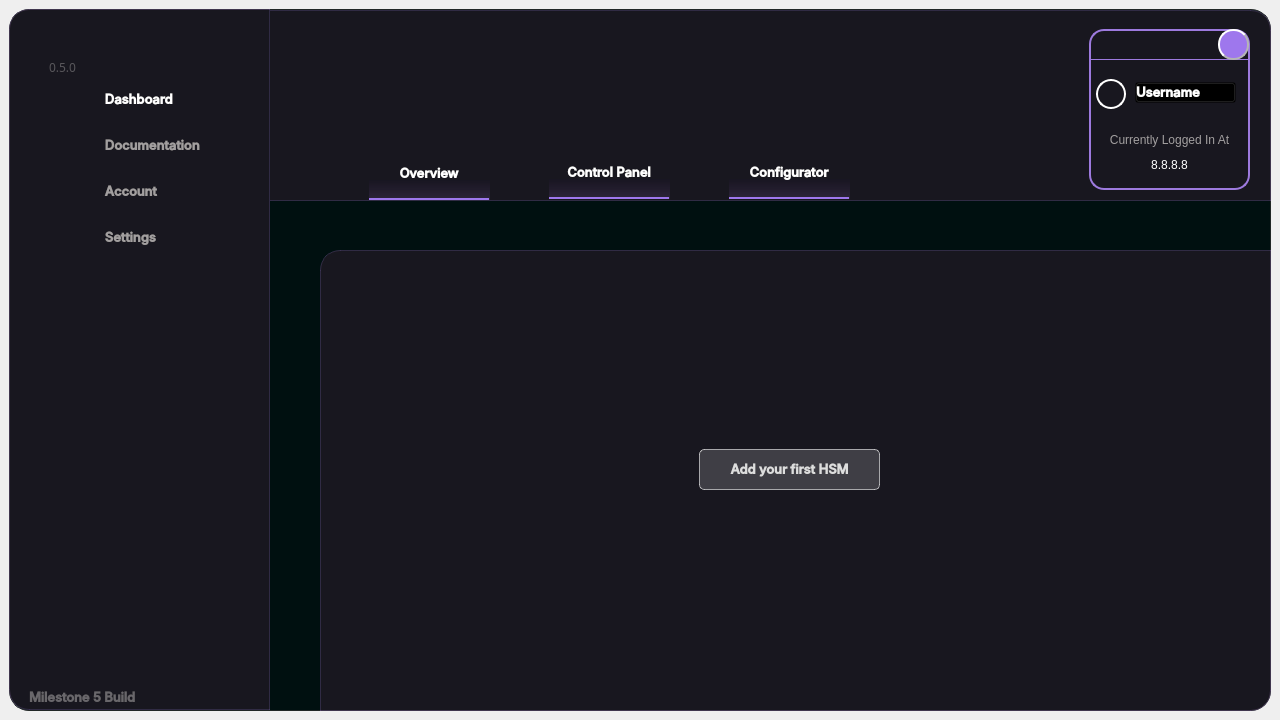
ameasere/Polaris, file UI/main.ui: the form before one commit.
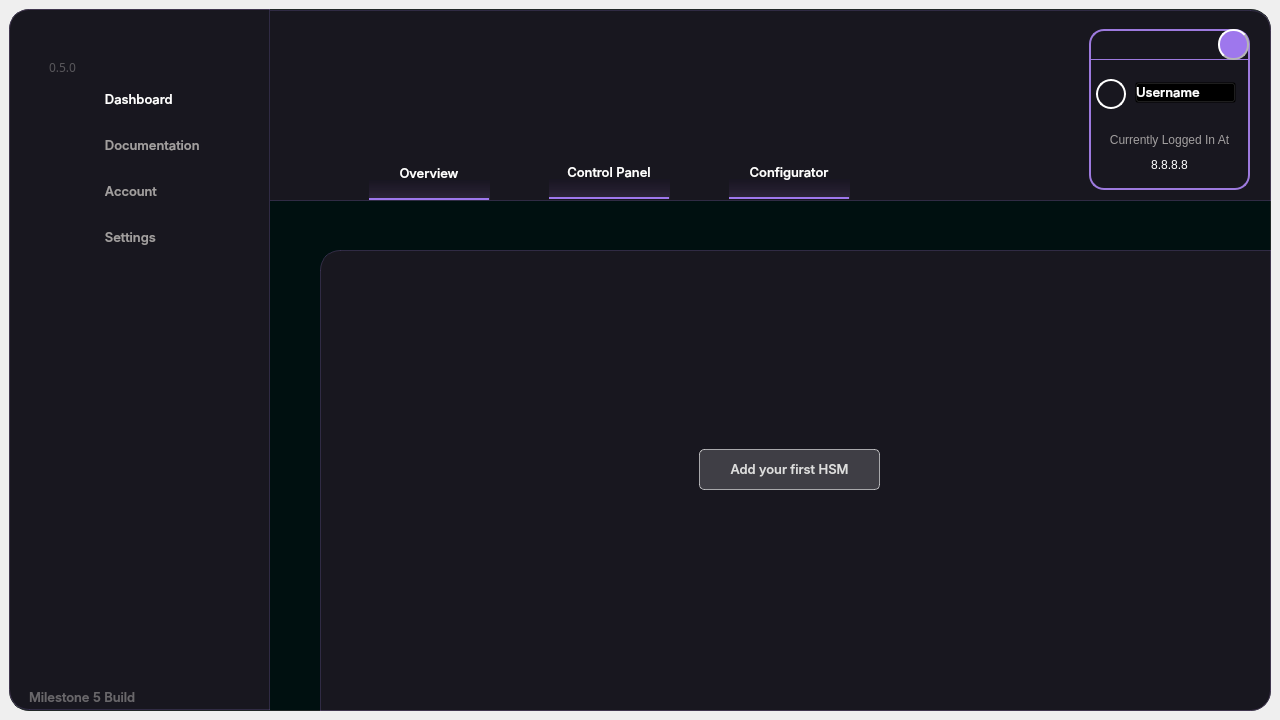
The form after the commit. Icons and pictures are not drawn.

Commit message: Added shadows + transitions

What changed in the file:
```diff
--- a/UI/main.ui
+++ b/UI/main.ui
@@ -664,7 +664,7 @@
          <family>Inter Medium</family>
          <pointsize>10</pointsize>
          <italic>false</italic>
-         <bold>true</bold>
+         <fontweight>DemiBold</fontweight>
         </font>
        </property>
        <property name="cursor">
@@ -761,7 +761,7 @@
          <family>Inter Medium</family>
          <pointsize>10</pointsize>
          <italic>false</italic>
-         <bold>true</bold>
+         <fontweight>DemiBold</fontweight>
         </font>
        </property>
        <property name="cursor">
@@ -902,7 +902,7 @@
          <family>Inter Medium</family>
          <pointsize>10</pointsize>
          <italic>false</italic>
-         <bold>true</bold>
+         <fontweight>DemiBold</fontweight>
         </font>
        </property>
        <property name="cursor">
@@ -1180,7 +1180,7 @@
           <family>Inter Medium</family>
           <pointsize>10</pointsize>
           <italic>false</italic>
-          <bold>true</bold>
+          <fontweight>DemiBold</fontweight>
          </font>
         </property>
         <property name="cursor">
@@ -1378,7 +1378,7 @@
          <family>Inter Medium</family>
          <pointsize>10</pointsize>
          <italic>false</italic>
-         <bold>true</bold>
+         <fontweight>DemiBold</fontweight>
         </font>
        </property>
        <property name="cursor">
@@ -1453,7 +1453,7 @@
          <family>Inter Medium</family>
          <pointsize>10</pointsize>
          <italic>false</italic>
-         <bold>true</bold>
+         <fontweight>DemiBold</fontweight>
         </font>
        </property>
        <property name="styleSheet">
@@ -1594,7 +1594,7 @@
              <family>Inter Medium</family>
              <pointsize>10</pointsize>
              <italic>false</italic>
-             <bold>true</bold>
+             <fontweight>DemiBold</fontweight>
             </font>
            </property>
            <property name="cursor">
@@ -2617,7 +2617,7 @@
          <family>Inter Medium</family>
          <pointsize>10</pointsize>
          <italic>false</italic>
-         <bold>true</bold>
+         <fontweight>DemiBold</fontweight>
         </font>
        </property>
        <property name="cursor">
@@ -2689,7 +2689,7 @@
          <family>Inter Medium</family>
          <pointsize>10</pointsize>
          <italic>false</italic>
-         <bold>true</bold>
+         <fontweight>DemiBold</fontweight>
         </font>
        </property>
        <property name="cursor">
@@ -2761,7 +2761,7 @@
          <family>Inter Medium</family>
          <pointsize>10</pointsize>
          <italic>false</italic>
-         <bold>true</bold>
+         <fontweight>DemiBold</fontweight>
         </font>
        </property>
        <property name="cursor">
```
Left out of the diff: 14 changed lines with no effect on the pictures. The commit also changes 2 other files.
